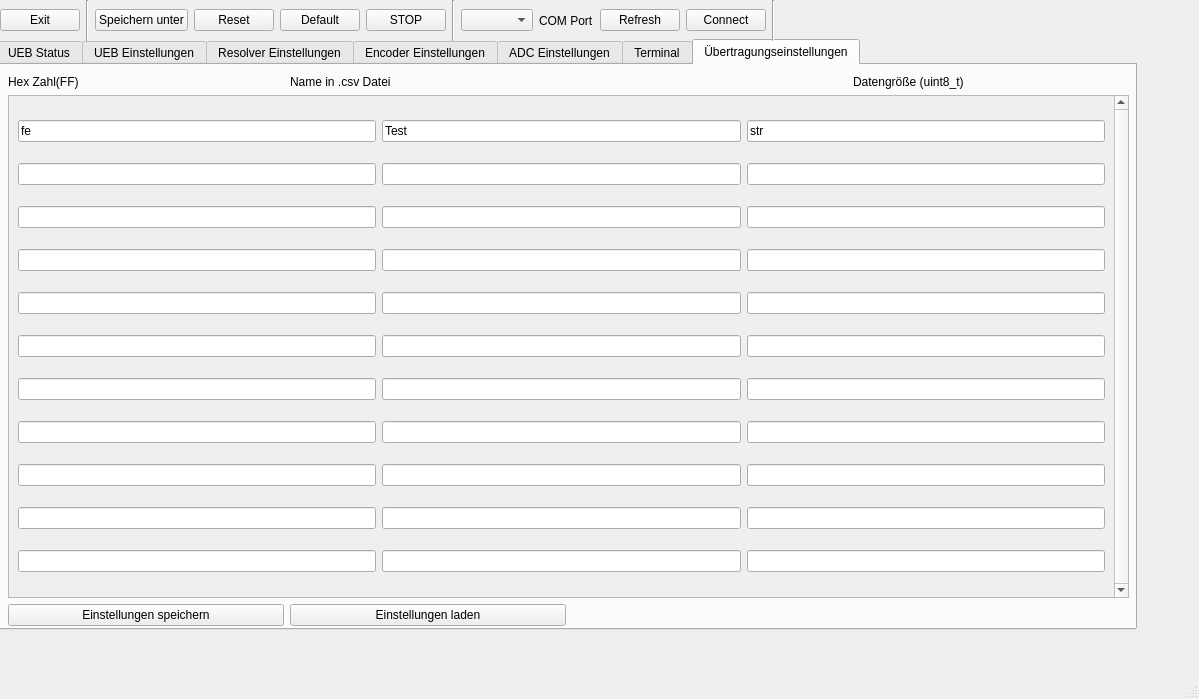
First picture: the form in ui_mainwindow.ui, repository D0kRay/UEB_GUI_PyQt, before the edit.
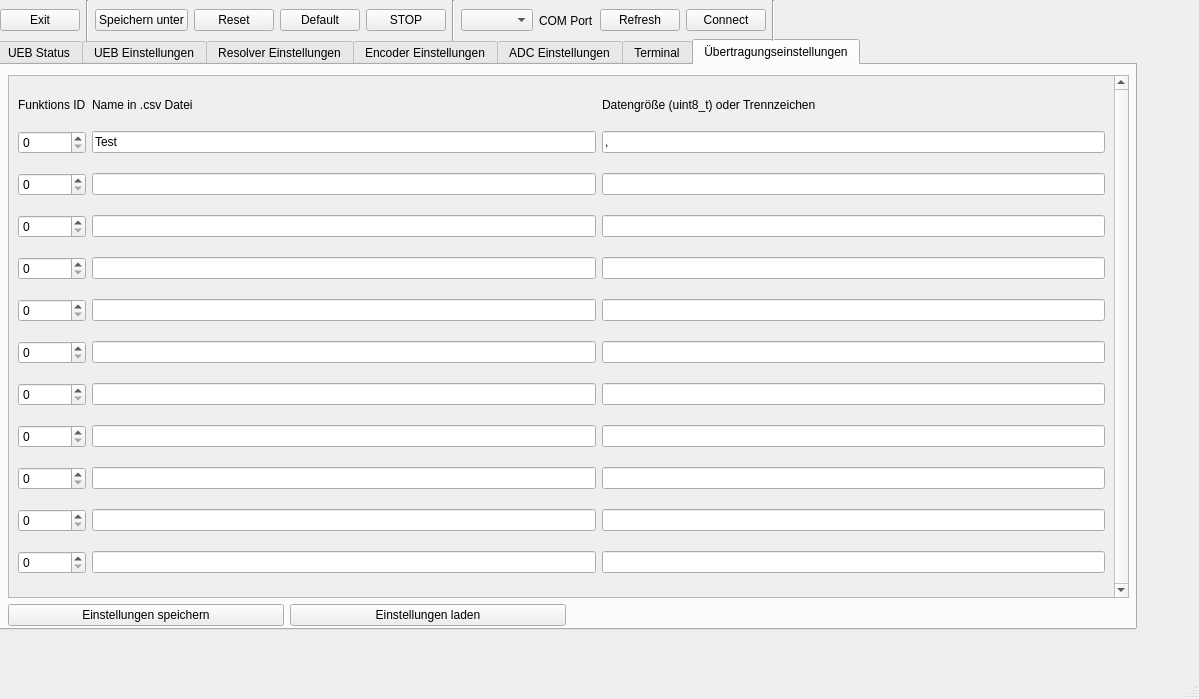
Second picture: the form after the edit. The open tabs and pages were chosen to show the change. Custom widgets are drawn as their Qt base class.

```diff
--- a/ui_mainwindow.ui
+++ b/ui_mainwindow.ui
@@ -1429,13 +1429,6 @@
          </property>
         </widget>
        </item>
-       <item row="0" column="1" colspan="2">
-        <widget class="QLabel" name="label_55">
-         <property name="text">
-          <string>Name in .csv Datei</string>
-         </property>
-        </widget>
-       </item>
        <item row="2" column="0">
         <widget class="QPushButton" name="saveTransmissionparameter_pushButton">
          <property name="text">
@@ -1456,20 +1449,6 @@
          </property>
         </spacer>
        </item>
-       <item row="0" column="0">
-        <widget class="QLabel" name="label_29">
-         <property name="text">
-          <string>Hex Zahl(FF)                            </string>
-         </property>
-        </widget>
-       </item>
-       <item row="0" column="3">
-        <widget class="QLabel" name="label_56">
-         <property name="text">
-          <string>Datengröße (uint8_t)</string>
-         </property>
-        </widget>
-       </item>
        <item row="1" column="0" colspan="4">
         <widget class="QScrollArea" name="scrollArea">
          <property name="verticalScrollBarPolicy">
@@ -1484,10 +1463,87 @@
             <x>0</x>
             <y>0</y>
             <width>1101</width>
-            <height>495</height>
+            <height>517</height>
            </rect>
           </property>
-          <layout class="QGridLayout" name="gridLayout_10">
+          <layout class="QGridLayout" name="scrollArea_gridLayout_Transmission">
+           <item row="6" column="1">
+            <widget class="QLineEdit" name="csv5"/>
+           </item>
+           <item row="6" column="2">
+            <widget class="QLineEdit" name="dataformat5"/>
+           </item>
+           <item row="5" column="1">
+            <widget class="QLineEdit" name="csv4"/>
+           </item>
+           <item row="1" column="2">
+            <widget class="QLineEdit" name="dataformat0">
+             <property name="text">
+              <string>,</string>
+             </property>
+            </widget>
+           </item>
+           <item row="0" column="1">
+            <widget class="QLabel" name="label_55">
+             <property name="sizePolicy">
+              <sizepolicy hsizetype="Preferred" vsizetype="Maximum">
+               <horstretch>0</horstretch>
+               <verstretch>0</verstretch>
+              </sizepolicy>
+             </property>
+             <property name="text">
+              <string>Name in .csv Datei</string>
+             </property>
+            </widget>
+           </item>
+           <item row="7" column="0">
+            <widget class="QSpinBox" name="id6">
+             <property name="minimum">
+              <number>0</number>
+             </property>
+             <property name="maximum">
+              <number>255</number>
+             </property>
+             <property name="value">
+              <number>0</number>
+             </property>
+            </widget>
+           </item>
+           <item row="2" column="0">
+            <widget class="QSpinBox" name="id1">
+             <property name="minimum">
+              <number>0</number>
+             </property>
+             <property name="maximum">
+              <number>255</number>
+             </property>
+             <property name="value">
+              <number>0</number>
+             </property>
+            </widget>
+           </item>
+           <item row="10" column="1">
+            <widget class="QLineEdit" name="csv9"/>
+           </item>
+           <item row="9" column="2">
+            <widget class="QLineEdit" name="dataformat8"/>
+           </item>
+           <item row="3" column="1">
+            <widget class="QLineEdit" name="csv2"/>
+           </item>
+           <item row="3" column="0">
+            <widget class="QSpinBox" name="id2">
+             <property name="minimum">
+              <number>0</number>
+             </property>
+             <property name="maximum">
+              <number>255</number>
+             </property>
+             <property name="value">
+              <number>0</number>
+             </property>
+            </widget>
+           </item>
            <item row="1" column="1">
             <widget class="QLineEdit" name="csv0">
              <property name="text">
@@ -1495,110 +1551,181 @@
              </property>
             </widget>
            </item>
-           <item row="11" column="1">
-            <widget class="QLineEdit" name="csv10"/>
-           </item>
-           <item row="9" column="0">
-            <widget class="QLineEdit" name="hex8"/>
-           </item>
            <item row="2" column="1">
             <widget class="QLineEdit" name="csv1"/>
            </item>
+           <item row="1" column="0">
+            <widget class="QSpinBox" name="id0">
+             <property name="minimum">
+              <number>0</number>
+             </property>
+             <property name="maximum">
+              <number>255</number>
+             </property>
+             <property name="value">
+              <number>0</number>
+             </property>
+             <property name="displayIntegerBase">
+              <number>10</number>
+             </property>
+            </widget>
+           </item>
+           <item row="9" column="0">
+            <widget class="QSpinBox" name="id8">
+             <property name="minimum">
+              <number>0</number>
+             </property>
+             <property name="maximum">
+              <number>255</number>
+             </property>
+             <property name="value">
+              <number>0</number>
+             </property>
+            </widget>
+           </item>
+           <item row="10" column="2">
+            <widget class="QLineEdit" name="dataformat9"/>
+           </item>
+           <item row="11" column="2">
+            <widget class="QLineEdit" name="dataformat10"/>
+           </item>
+           <item row="0" column="2">
+            <widget class="QLabel" name="label_56">
+             <property name="sizePolicy">
+              <sizepolicy hsizetype="Preferred" vsizetype="Maximum">
+               <horstretch>0</horstretch>
+               <verstretch>0</verstretch>
+              </sizepolicy>
+             </property>
+             <property name="text">
+              <string>Datengröße (uint8_t) oder Trennzeichen</string>
+             </property>
+            </widget>
+           </item>
            <item row="4" column="1">
             <widget class="QLineEdit" name="csv3"/>
            </item>
-           <item row="5" column="1">
-            <widget class="QLineEdit" name="csv4"/>
-           </item>
            <item row="7" column="1">
             <widget class="QLineEdit" name="csv6"/>
            </item>
-           <item row="4" column="0">
-            <widget class="QLineEdit" name="hex3"/>
-           </item>
-           <item row="8" column="0">
-            <widget class="QLineEdit" name="hex7"/>
-           </item>
-           <item row="10" column="0">
-            <widget class="QLineEdit" name="hex9"/>
-           </item>
-           <item row="3" column="0">
-            <widget class="QLineEdit" name="hex2"/>
-           </item>
-           <item row="3" column="1">
-            <widget class="QLineEdit" name="csv2"/>
-           </item>
-           <item row="9" column="1">
-            <widget class="QLineEdit" name="csv8"/>
-           </item>
-           <item row="2" column="0">
-            <widget class="QLineEdit" name="hex1"/>
-           </item>
-           <item row="10" column="1">
-            <widget class="QLineEdit" name="csv9"/>
-           </item>
-           <item row="11" column="0">
-            <widget class="QLineEdit" name="hex10"/>
-           </item>
-           <item row="6" column="1">
-            <widget class="QLineEdit" name="csv5"/>
-           </item>
-           <item row="7" column="0">
-            <widget class="QLineEdit" name="hex6"/>
-           </item>
-           <item row="6" column="0">
-            <widget class="QLineEdit" name="hex5"/>
-           </item>
            <item row="8" column="1">
             <widget class="QLineEdit" name="csv7"/>
            </item>
+           <item row="11" column="0">
+            <widget class="QSpinBox" name="id10">
+             <property name="minimum">
+              <number>0</number>
+             </property>
+             <property name="maximum">
+              <number>255</number>
+             </property>
+             <property name="value">
+              <number>0</number>
+             </property>
+            </widget>
+           </item>
+           <item row="7" column="2">
+            <widget class="QLineEdit" name="dataformat6"/>
+           </item>
+           <item row="0" column="0">
+            <widget class="QLabel" name="label_29">
+             <property name="sizePolicy">
+              <sizepolicy hsizetype="Preferred" vsizetype="Maximum">
+               <horstretch>0</horstretch>
+               <verstretch>0</verstretch>
+              </sizepolicy>
+             </property>
+             <property name="text">
+              <string>Funktions ID</string>
+             </property>
+            </widget>
+           </item>
+           <item row="11" column="1">
+            <widget class="QLineEdit" name="csv10"/>
+           </item>
+           <item row="6" column="0">
+            <widget class="QSpinBox" name="id5">
+             <property name="minimum">
+              <number>0</number>
+             </property>
+             <property name="maximum">
+              <number>255</number>
+             </property>
+             <property name="value">
+              <number>0</number>
+             </property>
+            </widget>
+           </item>
            <item row="5" column="0">
-            <widget class="QLineEdit" name="hex4"/>
-           </item>
-           <item row="1" column="0">
-            <widget class="QLineEdit" name="hex0">
-             <property name="text">
-              <string>fe</string>
+            <widget class="QSpinBox" name="id4">
+             <property name="minimum">
+              <number>0</number>
              </property>
-            </widget>
-           </item>
-           <item row="1" column="2">
-            <widget class="QLineEdit" name="dataformat0">
-             <property name="text">
-              <string>str</string>
+             <property name="maximum">
+              <number>255</number>
+             </property>
+             <property name="value">
+              <number>0</number>
              </property>
             </widget>
            </item>
            <item row="2" column="2">
             <widget class="QLineEdit" name="dataformat1"/>
            </item>
-           <item row="3" column="2">
-            <widget class="QLineEdit" name="dataformat2"/>
-           </item>
-           <item row="4" column="2">
-            <widget class="QLineEdit" name="dataformat3"/>
-           </item>
            <item row="5" column="2">
             <widget class="QLineEdit" name="dataformat4"/>
            </item>
-           <item row="6" column="2">
-            <widget class="QLineEdit" name="dataformat5"/>
+           <item row="4" column="0">
+            <widget class="QSpinBox" name="id3">
+             <property name="minimum">
+              <number>0</number>
+             </property>
+             <property name="maximum">
+              <number>255</number>
+             </property>
+             <property name="value">
+              <number>0</number>
+             </property>
+            </widget>
            </item>
-           <item row="7" column="2">
-            <widget class="QLineEdit" name="dataformat6"/>
+           <item row="4" column="2">
+            <widget class="QLineEdit" name="dataformat3"/>
+           </item>
+           <item row="9" column="1">
+            <widget class="QLineEdit" name="csv8"/>
+           </item>
+           <item row="8" column="0">
+            <widget class="QSpinBox" name="id7">
+             <property name="minimum">
+              <number>0</number>
+             </property>
+             <property name="maximum">
+              <number>255</number>
+             </property>
+             <property name="value">
+              <number>0</number>
+             </property>
+            </widget>
+           </item>
+           <item row="3" column="2">
+            <widget class="QLineEdit" name="dataformat2"/>
+           </item>
+           <item row="10" column="0">
+            <widget class="QSpinBox" name="id9">
+             <property name="minimum">
+              <number>0</number>
+             </property>
+             <property name="maximum">
+              <number>255</number>
+             </property>
+             <property name="value">
+              <number>0</number>
+             </property>
+            </widget>
            </item>
            <item row="8" column="2">
             <widget class="QLineEdit" name="dataformat7"/>
            </item>
-           <item row="9" column="2">
-            <widget class="QLineEdit" name="dataformat8"/>
-           </item>
-           <item row="10" column="2">
-            <widget class="QLineEdit" name="dataformat9"/>
-           </item>
-           <item row="11" column="2">
-            <widget class="QLineEdit" name="dataformat10"/>
-           </item>
           </layout>
          </widget>
         </widget>
```
Left out of the diff: 22 changed lines with no effect on the pictures.
